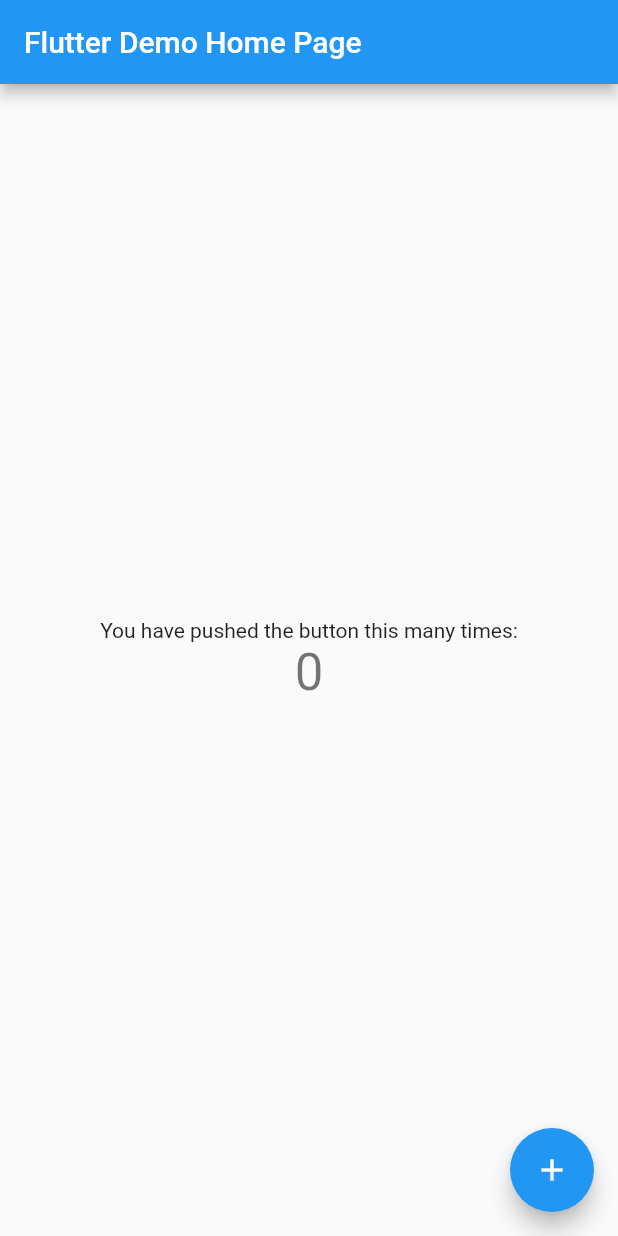
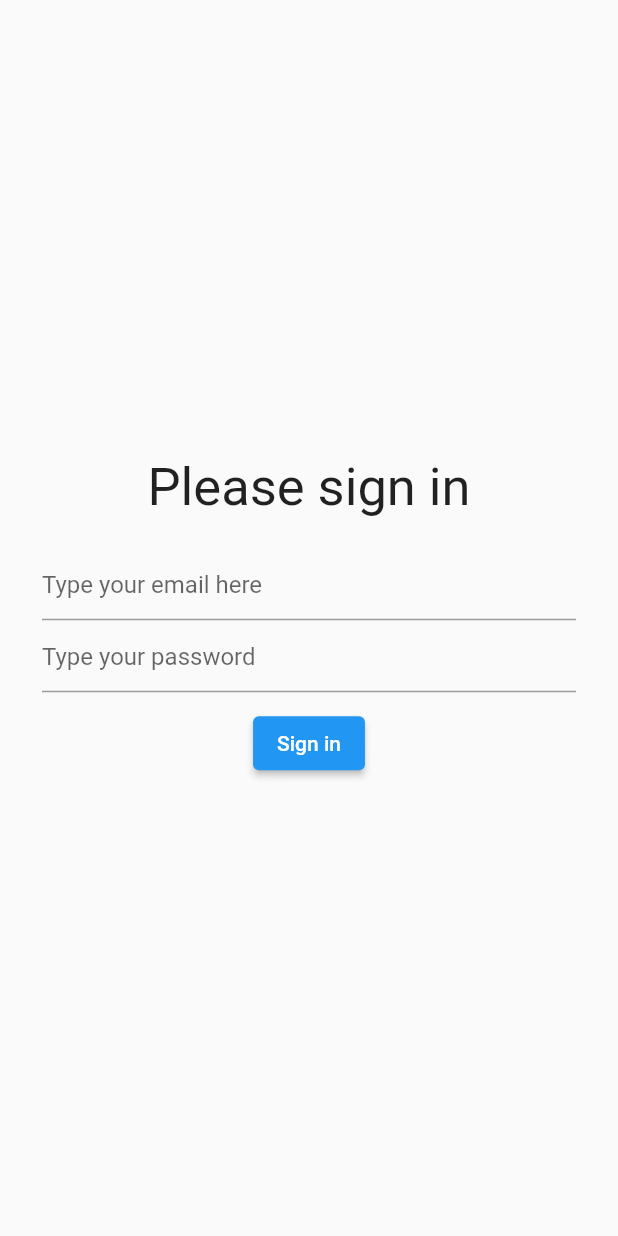
Before and after one commit to lalalalalala-hi/py_firebase, a Flutter app: the screen it shows after launch, on a phone screen of 412 x 824 dp. Run offline on Flutter 3.47's test engine with Material 2 defaults, Android fonts, the light colour scheme and no system bars; our stand-ins replace cloud_firestore, firebase_auth, firebase_core; missing offline and left inert: cloud_firestore_web, firebase_auth_web, firebase_core_web; accounts and stored records are empty.

Commit message:
code done

```diff
--- /dev/null
+++ b/lib/login_screen.dart
@@ -0,0 +1,74 @@
+import 'package:firebase_auth/firebase_auth.dart';
+import 'package:flutter/material.dart';
+
+import 'home_screen.dart';
+
+class LoginScreen extends StatefulWidget {
+  static Route route() =>
+      MaterialPageRoute(builder: (_) => const LoginScreen());
+  const LoginScreen({Key? key}) : super(key: key);
+
+  @override
+  State<LoginScreen> createState() => _LoginScreenState();
+}
+
+class _LoginScreenState extends State<LoginScreen> {
+  final _usernameController = TextEditingController();
+  final _passwordController = TextEditingController();
+
+  Future<void> signIn() async {
+    try {
+      final UserCredential userCredential = await FirebaseAuth.instance
+          .signInWithEmailAndPassword(
+              email: _usernameController.text,
+              password: _passwordController.text);
+
+      Navigator.pushReplacement(
+        context,
+        MaterialPageRoute(
+          builder: (_) => HomeScreen(),
+        ),
+      );
+    } on FirebaseAuthException catch (e) {
+      if (e.code == 'user-not-found') {
+        print('No user found for that email.');
+      } else if (e.code == 'wrong-password') {
+        print('Wrong password provided for that user.');
+      }
+    }
+  }
+
+  @override
+  Widget build(BuildContext context) {
+    return Scaffold(
+      body: Padding(
+        padding: const EdgeInsets.all(28.0),
+        child: Center(
+          child: Column(
+            mainAxisSize: MainAxisSize.max,
+            mainAxisAlignment: MainAxisAlignment.center,
+            children: [
+              const Text('Please sign in', style: TextStyle(fontSize: 35.0)),
+              const SizedBox(height: 20),
+              TextField(
+                controller: _usernameController,
+                decoration:
+                    const InputDecoration(hintText: 'Type your email here'),
+                onTap: () {},
+              ),
+              TextField(
+                controller: _passwordController,
+                decoration: const InputDecoration(
+                  hintText: 'Type your password',
+                ),
+                onTap: () {},
+              ),
+              const SizedBox(height: 10.0),
+              ElevatedButton(child: const Text('Sign in'), onPressed: signIn),
+            ],
+          ),
+        ),
+      ),
+    );
+  }
+}
--- a/lib/main.dart
+++ b/lib/main.dart
@@ -1,115 +1,30 @@
+import 'package:firebase_core/firebase_core.dart';
 import 'package:flutter/material.dart';
 
-void main() {
-  runApp(const MyApp());
+// import 'login_screen.dart';
+import 'home_screen.dart';
+import 'login_screen.dart';
+// import 'edit_screen.dart';
+
+void main() async {
+  WidgetsFlutterBinding.ensureInitialized();
+  await Firebase.initializeApp();
+  runApp(const App());
 }
 
-class MyApp extends StatelessWidget {
-  const MyApp({super.key});
+class App extends StatelessWidget {
+  const App({Key? key}) : super(key: key);
 
-  // This widget is the root of your application.
   @override
   Widget build(BuildContext context) {
     return MaterialApp(
-      title: 'Flutter Demo',
+      title: 'MAP Exam',
       theme: ThemeData(
-        // This is the theme of your application.
-        //
-        // Try running your application with "flutter run". You'll see the
-        // application has a blue toolbar. Then, without quitting the app, try
-        // changing the primarySwatch below to Colors.green and then invoke
-        // "hot reload" (press "r" in the console where you ran "flutter run",
-        // or simply save your changes to "hot reload" in a Flutter IDE).
-        // Notice that the counter didn't reset back to zero; the application
-        // is not restarted.
         primarySwatch: Colors.blue,
       ),
-      home: const MyHomePage(title: 'Flutter Demo Home Page'),
+      home: const LoginScreen(),
+      // home: const HomeScreen(),
+      // home: const EditScreen(),
     );
   }
 }
-
-class MyHomePage extends StatefulWidget {
-  const MyHomePage({super.key, required this.title});
-
-  // This widget is the home page of your application. It is stateful, meaning
-  // that it has a State object (defined below) that contains fields that affect
-  // how it looks.
-
-  // This class is the configuration for the state. It holds the values (in this
-  // case the title) provided by the parent (in this case the App widget) and
-  // used by the build method of the State. Fields in a Widget subclass are
-  // always marked "final".
-
-  final String title;
-
-  @override
-  State<MyHomePage> createState() => _MyHomePageState();
-}
-
-class _MyHomePageState extends State<MyHomePage> {
-  int _counter = 0;
-
-  void _incrementCounter() {
-    setState(() {
-      // This call to setState tells the Flutter framework that something has
-      // changed in this State, which causes it to rerun the build method below
-      // so that the display can reflect the updated values. If we changed
-      // _counter without calling setState(), then the build method would not be
-      // called again, and so nothing would appear to happen.
-      _counter++;
-    });
-  }
-
-  @override
-  Widget build(BuildContext context) {
-    // This method is rerun every time setState is called, for instance as done
-    // by the _incrementCounter method above.
-    //
-    // The Flutter framework has been optimized to make rerunning build methods
-    // fast, so that you can just rebuild anything that needs updating rather
-    // than having to individually change instances of widgets.
-    return Scaffold(
-      appBar: AppBar(
-        // Here we take the value from the MyHomePage object that was created by
-        // the App.build method, and use it to set our appbar title.
-        title: Text(widget.title),
-      ),
-      body: Center(
-        // Center is a layout widget. It takes a single child and positions it
-        // in the middle of the parent.
-        child: Column(
-          // Column is also a layout widget. It takes a list of children and
-          // arranges them vertically. By default, it sizes itself to fit its
-          // children horizontally, and tries to be as tall as its parent.
-          //
-          // Invoke "debug painting" (press "p" in the console, choose the
-          // "Toggle Debug Paint" action from the Flutter Inspector in Android
-          // Studio, or the "Toggle Debug Paint" command in Visual Studio Code)
-          // to see the wireframe for each widget.
-          //
-          // Column has various properties to control how it sizes itself and
-          // how it positions its children. Here we use mainAxisAlignment to
-          // center the children vertically; the main axis here is the vertical
-          // axis because Columns are vertical (the cross axis would be
-          // horizontal).
-          mainAxisAlignment: MainAxisAlignment.center,
-          children: <Widget>[
-            const Text(
-              'You have pushed the button this many times:',
-            ),
-            Text(
-              '$_counter',
-              style: Theme.of(context).textTheme.headlineMedium,
-            ),
-          ],
-        ),
-      ),
-      floatingActionButton: FloatingActionButton(
-        onPressed: _incrementCounter,
-        tooltip: 'Increment',
-        child: const Icon(Icons.add),
-      ), // This trailing comma makes auto-formatting nicer for build methods.
-    );
-  }
-}
--- a/pubspec.yaml
+++ b/pubspec.yaml
@@ -34,7 +34,10 @@
 
   # The following adds the Cupertino Icons font to your application.
   # Use with the CupertinoIcons class for iOS style icons.
-  cupertino_icons: ^1.0.2
+  cupertino_icons: ^1.0.5
+  firebase_core: ^2.13.1
+  cloud_firestore: ^4.8.0
+  firebase_auth: ^4.6.2
 
 dev_dependencies:
   flutter_test:
```
Also changed, not shown: lib/edit_screen.dart (added, +155 -0 lines), lib/generated_plugin_registrant.dart (added, +20 -0 lines), lib/home_screen.dart (added, +277 -0 lines), lib/note.dart (added, +13 -0 lines), pubspec.lock, 6 other files.
